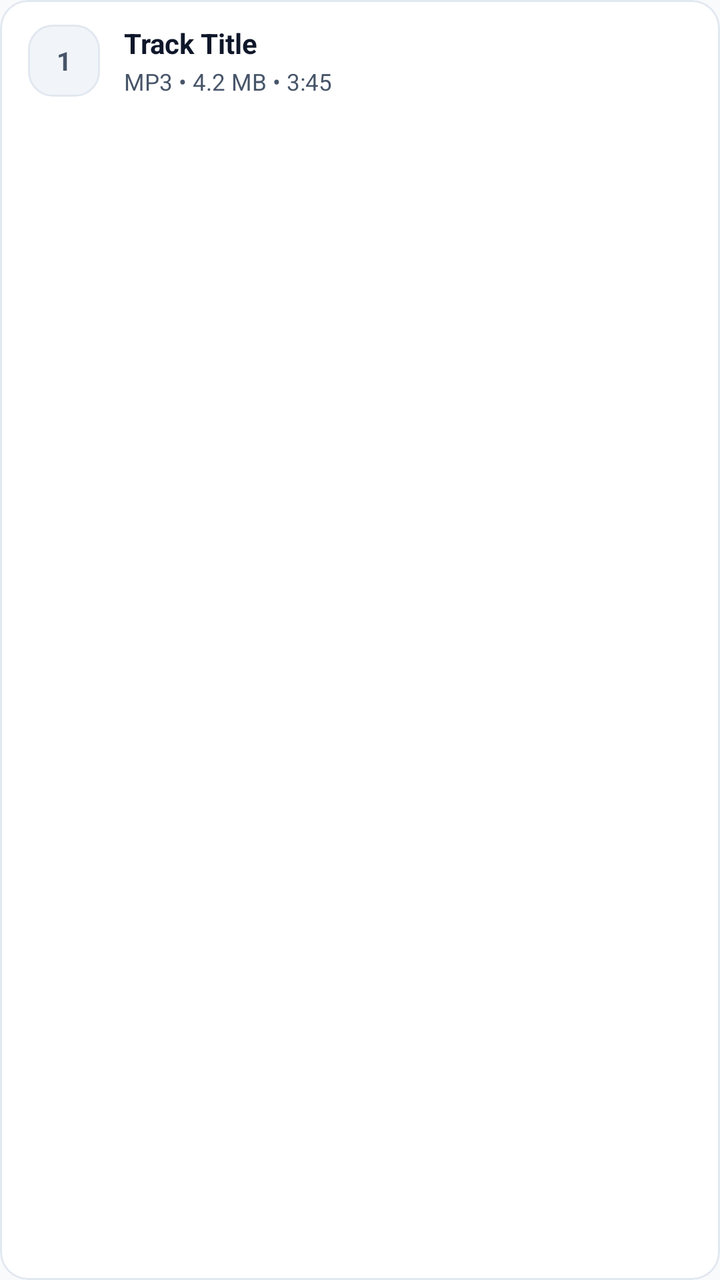
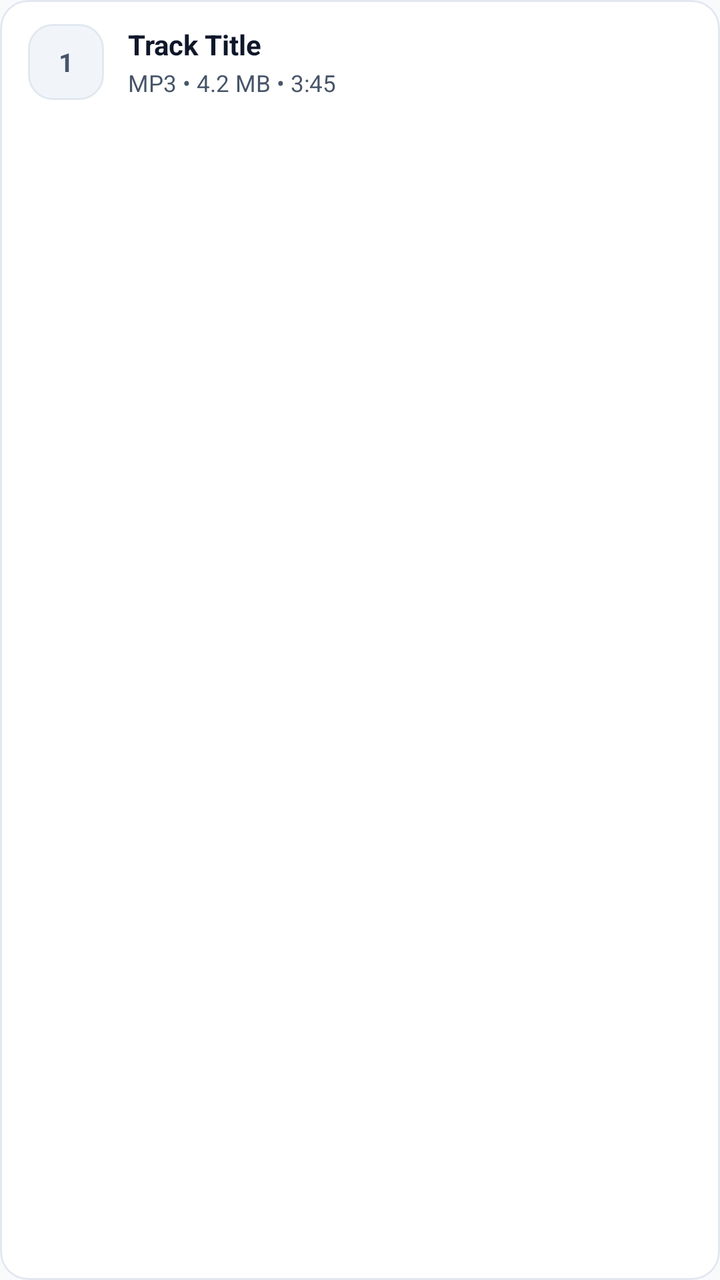

Compare the two renders of this Android layout. The source of the first and the diff that turns it into the second are given below.
<!-- AndroidManifest.xml: application theme Theme.CloudVault -->
<!-- res/layout/item_queue_track.xml -->
<?xml version="1.0" encoding="utf-8"?>
<com.google.android.material.card.MaterialCardView xmlns:android="http://schemas.android.com/apk/res/android"
    xmlns:app="http://schemas.android.com/apk/res-auto"
    android:id="@+id/cardQueueItem"
    android:layout_width="match_parent"
    android:layout_height="wrap_content"
    android:layout_marginTop="4dp"
    android:layout_marginBottom="4dp"
    app:cardCornerRadius="14dp"
    app:cardElevation="0dp"
    app:cardBackgroundColor="@color/card_bg"
    app:strokeColor="@color/card_border"
    app:strokeWidth="1dp"
    android:clickable="true"
    android:focusable="true">

    <LinearLayout
        android:layout_width="match_parent"
        android:layout_height="wrap_content"
        android:orientation="horizontal"
        android:gravity="center_vertical"
        android:paddingStart="14dp"
        android:paddingEnd="14dp"
        android:paddingTop="12dp"
        android:paddingBottom="12dp">

        
        <FrameLayout
            android:id="@+id/layoutTrackBadge"
            android:layout_width="36dp"
            android:layout_height="36dp"
            android:background="@drawable/bg_search">

            <TextView
                android:id="@+id/tvTrackIndex"
                android:layout_width="wrap_content"
                android:layout_height="wrap_content"
                android:layout_gravity="center"
                android:text="1"
                android:textColor="@color/text_secondary"
                android:textSize="13sp"
                android:textStyle="bold" />

            <TextView
                android:id="@+id/tvPlayingIndicator"
                android:layout_width="wrap_content"
                android:layout_height="wrap_content"
                android:layout_gravity="center"
                android:text="▶"
                android:textColor="@color/accent_cyan_bright"
                android:textSize="14sp"
                android:visibility="gone" />
        </FrameLayout>

        
        <LinearLayout
            android:layout_width="0dp"
            android:layout_height="wrap_content"
            android:layout_weight="1"
            android:layout_marginStart="12dp"
            android:layout_marginEnd="10dp"
            android:orientation="vertical">

            <TextView
                android:id="@+id/tvQueueTrackTitle"
                android:layout_width="match_parent"
                android:layout_height="wrap_content"
                android:text="Track Title"
                android:textColor="@color/text_primary"
                android:textSize="14sp"
                android:textStyle="bold"
                android:maxLines="1"
                android:ellipsize="end" />

            <TextView
                android:id="@+id/tvQueueTrackSubtitle"
                android:layout_width="match_parent"
                android:layout_height="wrap_content"
                android:layout_marginTop="2dp"
                android:text="MP3 • 4.2 MB • 3:45"
                android:textColor="@color/text_secondary"
                android:textSize="11.5sp" />
        </LinearLayout>

        
        <TextView
            android:id="@+id/tvNowPlayingTag"
            android:layout_width="wrap_content"
            android:layout_height="wrap_content"
            android:text="PLAYING"
            android:textColor="@color/accent_cyan_bright"
            android:textSize="10sp"
            android:textStyle="bold"
            android:background="@color/status_pill_bg"
            android:paddingStart="8dp"
            android:paddingEnd="8dp"
            android:paddingTop="3dp"
            android:paddingBottom="3dp"
            android:visibility="gone" />

    </LinearLayout>

</com.google.android.material.card.MaterialCardView>
<!-- resources referenced by this layout -->
<resources>
  <color name="accent_cyan_bright">#0369A1</color>
  <color name="card_bg">#FFFFFF</color>
  <color name="card_border">#E2E8F0</color>
  <color name="status_pill_bg">#E0F2FE</color>
  <color name="text_primary">#0F172A</color>
  <color name="text_secondary">#475569</color>
  <!-- drawable bg_search (drawable) -->
  <?xml version="1.0" encoding="utf-8"?>
  <shape xmlns:android="http://schemas.android.com/apk/res/android"
      android:shape="rectangle">
      <solid android:color="@color/bg_surface_elevated" />
      <corners android:radius="12dp" />
      <stroke android:color="@color/card_border" android:width="1dp" />
  </shape>
  <style name="Theme.CloudVault" parent="Theme.MaterialComponents.DayNight.NoActionBar">
          <item name="colorPrimary">@color/accent_cyan</item>
          <item name="colorPrimaryVariant">@color/accent_blue</item>
          <item name="colorOnPrimary">#FFFFFF</item>
          <item name="colorSecondary">@color/accent_cyan_bright</item>
          <item name="colorSecondaryVariant">@color/accent_cyan</item>
          <item name="colorOnSecondary">#000000</item>
          <item name="android:statusBarColor">@color/bg_dark</item>
          <item name="android:navigationBarColor">@color/bg_dark</item>
          <item name="android:windowBackground">@color/bg_dark</item>
          <item name="android:windowLightStatusBar">true</item>
          <item name="android:windowLightNavigationBar">true</item>
          <item name="alertDialogTheme">@style/Theme.CloudVault.Dialog.Alert</item>
          <item name="materialAlertDialogTheme">@style/Theme.CloudVault.Dialog.Alert</item>
      </style>
  <color name="bg_surface_elevated">#F1F5F9</color>
  <color name="accent_cyan">#0284C7</color>
  <color name="accent_blue">#0284C7</color>
  <color name="bg_dark">#F8FAFC</color>
  <style name="Theme.CloudVault.Dialog.Alert" parent="ThemeOverlay.MaterialComponents.MaterialAlertDialog">
          <item name="android:background">@color/card_bg</item>
          <item name="backgroundTint">@color/card_bg</item>
          <item name="shapeAppearance">@style/ShapeAppearance.CloudVault.Dialog</item>
          <item name="colorPrimary">@color/accent_cyan_bright</item>
          <item name="colorSecondary">@color/accent_cyan</item>
          <item name="colorSurface">@color/card_bg</item>
          <item name="colorOnSurface">@color/text_primary</item>
          <item name="android:textColorPrimary">@color/text_primary</item>
          <item name="android:textColorSecondary">@color/text_secondary</item>
          <item name="buttonBarPositiveButtonStyle">@style/Widget.CloudVault.Dialog.Button.Positive</item>
          <item name="buttonBarNegativeButtonStyle">@style/Widget.CloudVault.Dialog.Button.Negative</item>
          <item name="buttonBarNeutralButtonStyle">@style/Widget.CloudVault.Dialog.Button.Neutral</item>
      </style>
  <style name="ShapeAppearance.CloudVault.Dialog" parent="ShapeAppearance.MaterialComponents.LargeComponent">
          <item name="cornerSize">16dp</item>
      </style>
  <style name="Widget.CloudVault.Dialog.Button.Positive" parent="Widget.MaterialComponents.Button.TextButton.Dialog">
          <item name="android:textColor">@color/accent_cyan_bright</item>
          <item name="android:textStyle">bold</item>
      </style>
  <style name="Widget.CloudVault.Dialog.Button.Negative" parent="Widget.MaterialComponents.Button.TextButton.Dialog">
          <item name="android:textColor">@color/text_secondary</item>
      </style>
  <style name="Widget.CloudVault.Dialog.Button.Neutral" parent="Widget.MaterialComponents.Button.TextButton.Dialog">
          <item name="android:textColor">@color/accent_blue_light</item>
      </style>
  <color name="accent_blue_light">#0369A1</color>
</resources>

<!-- the commit's change to res/layout/item_queue_track.xml (unified diff, before → after) -->
@@ -27,8 +27,8 @@
         
         <FrameLayout
             android:id="@+id/layoutTrackBadge"
-            android:layout_width="36dp"
-            android:layout_height="36dp"
+            android:layout_width="38dp"
+            android:layout_height="38dp"
             android:background="@drawable/bg_search">
 
             <TextView
@@ -49,6 +49,13 @@
                 android:text="▶"
                 android:textColor="@color/accent_cyan_bright"
                 android:textSize="14sp"
+                android:visibility="gone" />
+
+            <ImageView
+                android:id="@+id/ivQueueTrackThumb"
+                android:layout_width="match_parent"
+                android:layout_height="match_parent"
+                android:scaleType="centerCrop"
                 android:visibility="gone" />
         </FrameLayout>
 
